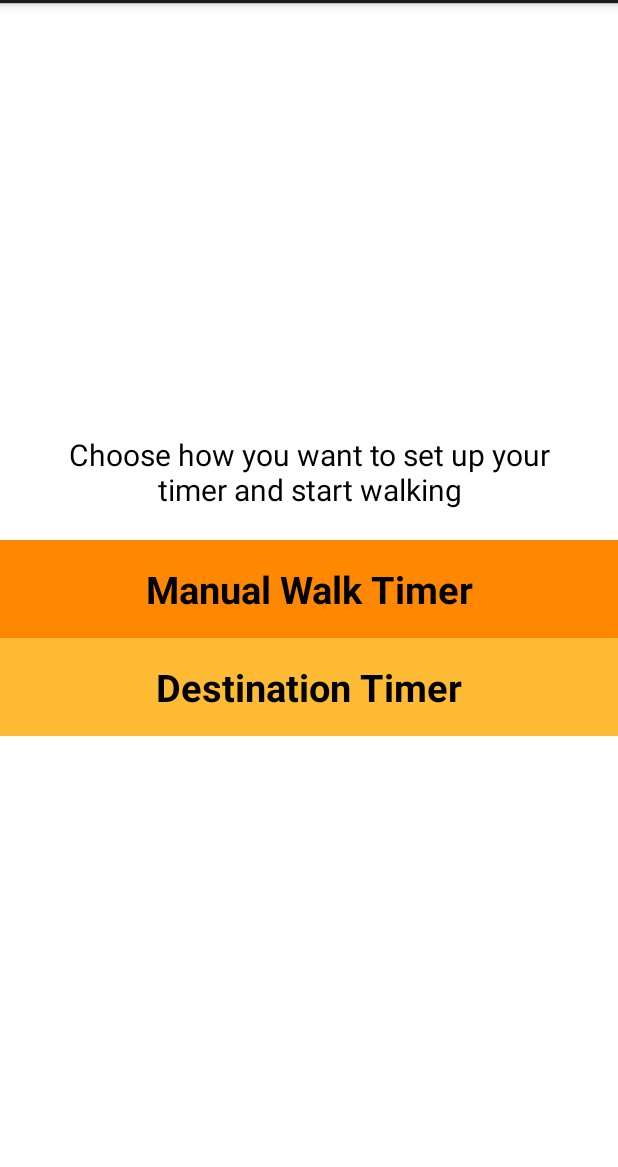
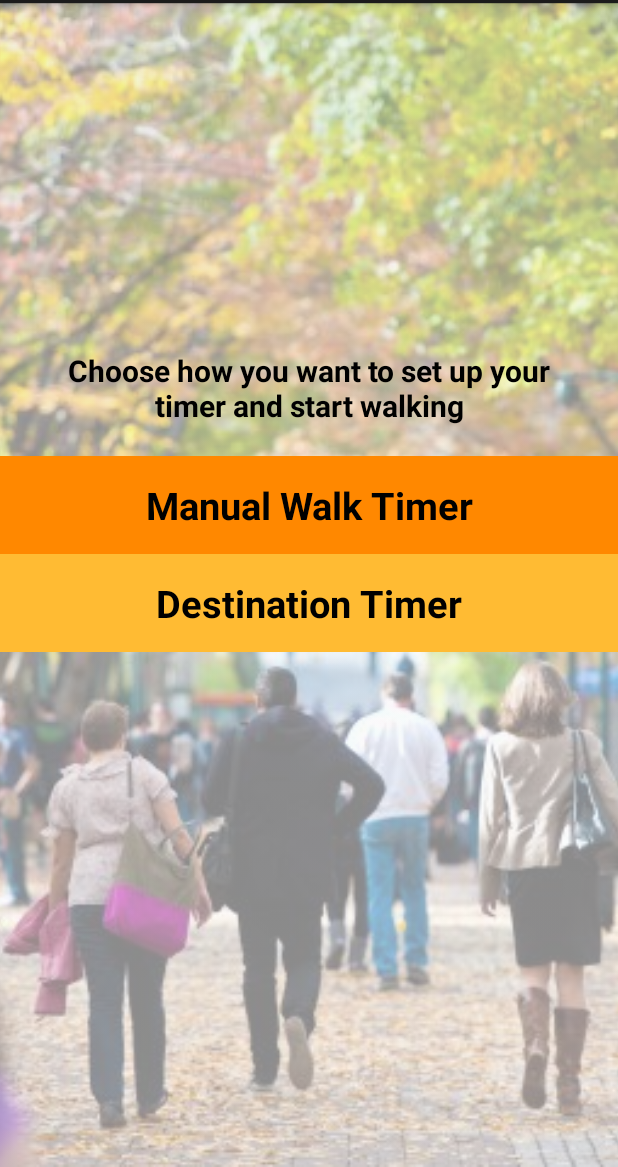
Before and after one commit to benabbon/PennSafety, an Android app: the fragment WalkTimerFragment shown on its own in the app's theme, on a phone screen of 412 x 824 dp, the part 69-1236 px from its top. Run offline under Robolectric (Android 15) with nearby library versions, the phone set to English and light mode, and no system bars.

Commit message:
Design enhancement : main emergency + walk timer

```diff
--- a/app/src/main/res/layout/fragment_walk_timer_main.xml
+++ b/app/src/main/res/layout/fragment_walk_timer_main.xml
@@ -4,14 +4,25 @@
                 android:layout_height="match_parent"
                 tools:context="com.android.pennaed.walkTimer.WalkTimerFragment">
 
+    <ImageView
+        android:id="@+id/imageView1"
+        android:layout_width="fill_parent"
+        android:layout_height="fill_parent"
+        android:layout_alignParentLeft="true"
+        android:layout_alignParentTop="true"
+        android:alpha="0.45"
+        android:scaleType="centerCrop"
+        android:src="@drawable/walk_background"/>
+
     <LinearLayout
         android:layout_width="fill_parent"
         android:layout_height="fill_parent"
         android:layout_centerHorizontal="true"
-        android:layout_centerVertical="true"
-        android:background="@android:color/background_light"
+        android:layout_centerVertical="false"
+        android:layout_marginBottom="50pt"
         android:gravity="center_vertical|center_horizontal"
-        android:orientation="vertical">
+        android:orientation="vertical"
+        >
 
         <TextView
             android:id="@+id/walk_timer_main_text"
@@ -24,7 +35,7 @@
             android:text="@string/walk_timer_main_text"
             android:textColor="#000000"
             android:textSize="20sp"
-            />
+            android:textStyle="bold"/>
 
         <Button
             android:id="@+id/manual_walk_timer_button"
```
Also changed, not shown: app/src/main/res/layout/fragment_main_navigation.xml (+11 -2 lines), app/src/main/res/drawable-hdpi/main_background.jpg (added), app/src/main/res/drawable-hdpi/walk_background.jpg (added).
